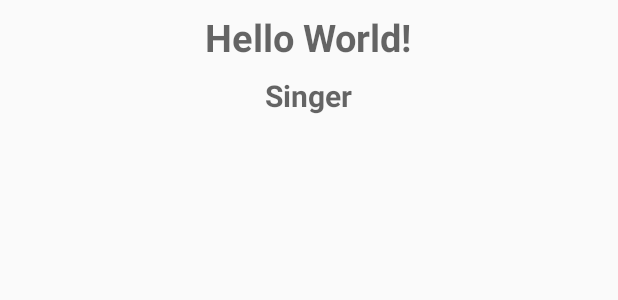
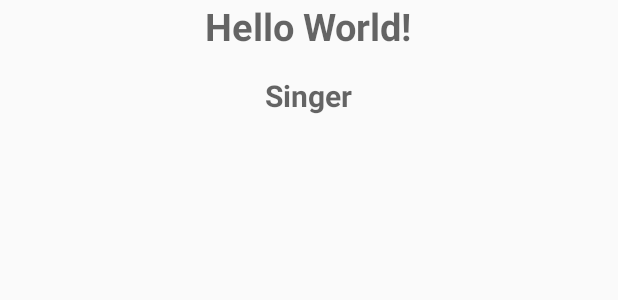
Before and after one commit to RahulKathuria/MusicPlayerApp, an Android app: the layout list_item.xml on its own in the app's theme, with its tools: preview values and no code run, on a phone screen of 412 x 824 dp. Shown: the top 300 px of the screen. Run offline under Robolectric (Android 15) with nearby library versions, the phone set to English and light mode, and no system bars.

Commit message:
Inflated List View

```diff
--- a/app/src/main/AndroidManifest.xml
+++ b/app/src/main/AndroidManifest.xml
@@ -16,6 +16,8 @@
                 <category android:name="android.intent.category.LAUNCHER" />
             </intent-filter>
         </activity>
+        <activity android:name=".PrateekSongs"/>
+        <activity android:name=".LocalTrainSongs"/>
     </application>
 
 </manifest>
--- a/app/src/main/java/com/cafedroid/musicplayerapp/LocalTrainSongs.java
+++ b/app/src/main/java/com/cafedroid/musicplayerapp/LocalTrainSongs.java
@@ -14,9 +14,9 @@ public class LocalTrainSongs extends AppCompatActivity{
         super.onCreate(savedInstanceState);
         setContentView(R.layout.listview);
         ArrayList<Songs> SongArray = new ArrayList<Songs>();
-        SongArray.add(new Songs("Local Train","Song1"));
-        SongArray.add(new Songs("Local Train","Song2"));
-        SongArray.add(new Songs("Local Train","Song3"));
+        SongArray.add(new Songs("Local Train","Khudi"));
+        SongArray.add(new Songs("Local Train","Aaftab"));
+        SongArray.add(new Songs("Local Train","Aaoge Tum Kabhi"));
         SongsAdapter adapter = new SongsAdapter(this,SongArray);
         ListView listView = (ListView)findViewById(R.id.listView);
         listView.setAdapter(adapter);
--- a/app/src/main/java/com/cafedroid/musicplayerapp/PrateekSongs.java
+++ b/app/src/main/java/com/cafedroid/musicplayerapp/PrateekSongs.java
@@ -14,9 +14,9 @@ public class PrateekSongs extends AppCompatActivity {
         super.onCreate(savedInstanceState);
         setContentView(R.layout.listview);
         ArrayList<Songs> SongArray = new ArrayList<Songs>();
-        SongArray.add(new Songs("Prateek Kuhad","Song1"));
-        SongArray.add(new Songs("Prateek Kuhad","Song2"));
-        SongArray.add(new Songs("Prateek Kuhad","Song3"));
+        SongArray.add(new Songs("Prateek Kuhad","Cold/Mess"));
+        SongArray.add(new Songs("Prateek Kuhad","Tune Kaha"));
+        SongArray.add(new Songs("Prateek Kuhad","Tum jab pas"));
         SongsAdapter adapter = new SongsAdapter(this,SongArray);
         ListView listView = (ListView)findViewById(R.id.listView);
         listView.setAdapter(adapter);
--- a/app/src/main/java/com/cafedroid/musicplayerapp/SongsAdapter.java
+++ b/app/src/main/java/com/cafedroid/musicplayerapp/SongsAdapter.java
@@ -29,7 +29,10 @@ public class SongsAdapter extends ArrayAdapter<Songs> {
         }
         Songs item = getItem(position);
         TextView singerTextView = (TextView)listItemView.findViewById(R.id.singerTextView);
-        singerTextView.setText(item.getSongName());
+        singerTextView.setText(item.getSingerName());
+        TextView songTextView = (TextView)listItemView.findViewById(R.id.songTextView);
+        songTextView.setText(item.getSongName());
+
         return listItemView;
     }
 }
--- a/app/src/main/res/layout/list_item.xml
+++ b/app/src/main/res/layout/list_item.xml
@@ -2,34 +2,29 @@
 <RelativeLayout
     xmlns:android="http://schemas.android.com/apk/res/android"
     android:layout_width="match_parent"
-    android:layout_height="match_parent">
+    android:layout_height="wrap_content">
 
 
     <TextView
         android:layout_width="wrap_content"
+        android:text="Hello World!"
+        android:id="@+id/songTextView"
+        android:layout_height="50dp"
+        android:textAppearance="?android:textAppearanceMedium"
+        android:textStyle="bold"
+        android:textSize="25sp"
+        android:layout_centerHorizontal="true"
+        />
+    <TextView
+        android:layout_width="wrap_content"
         android:text="Singer"
         android:id="@+id/singerTextView"
-        android:layout_below="@id/textView"
+        android:layout_below="@id/songTextView"
         android:layout_height="40dp"
         android:textAppearance="?android:textAppearanceMedium"
-        android:layout_weight="1"
         android:textStyle="bold"
         android:textSize="20sp"
         android:layout_centerHorizontal="true"/>
 
-        <TextView
-            android:layout_width="wrap_content"
-            android:text="Hello World!"
-            android:id="@+id/textView"
-            android:layout_height="50dp"
-            android:textAppearance="?android:textAppearanceMedium"
-            android:layout_weight="1"
-            android:textStyle="bold"
-            android:textSize="25sp"
-            android:layout_centerHorizontal="true"
-            android:gravity="center"/>
-
-
-
 
 </RelativeLayout>
```
Also changed, not shown: app/src/main/java/com/cafedroid/musicplayerapp/MainActivity.java (+9 -0 lines).
